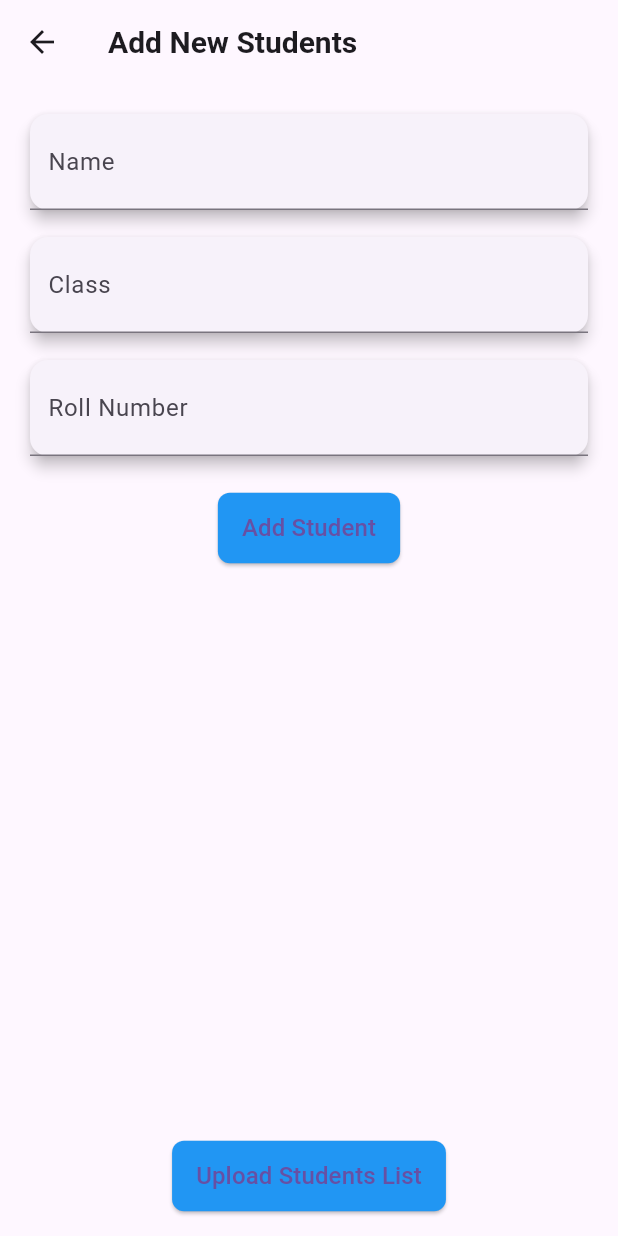
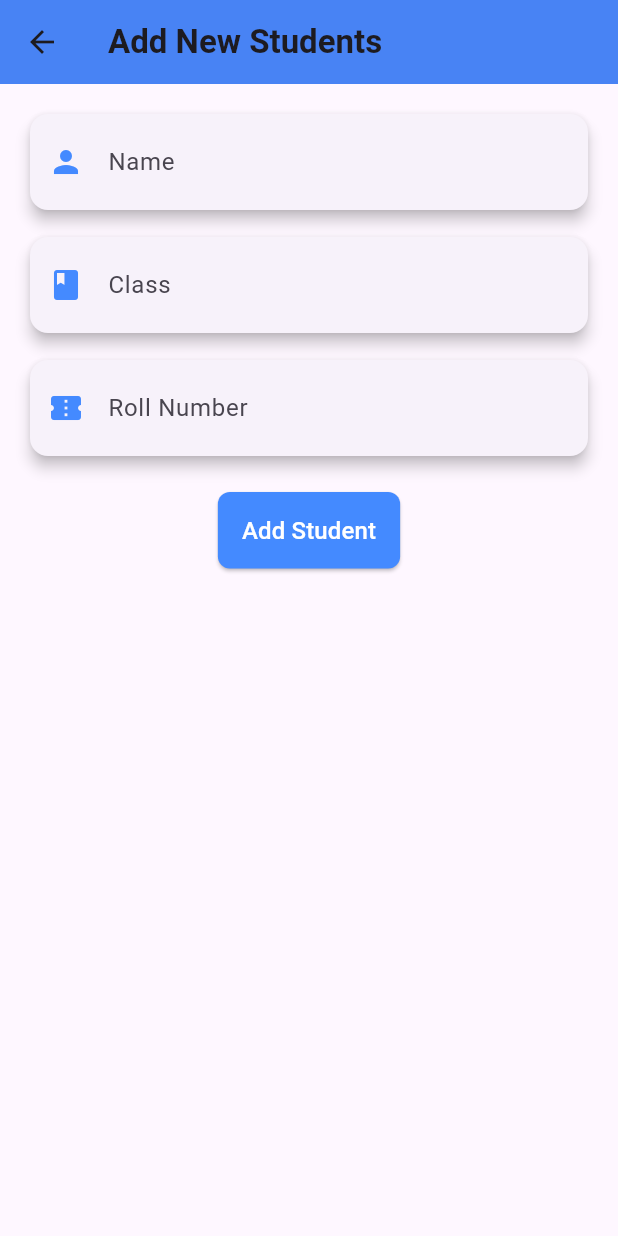
Before and after one commit to PrakharDoneria/FRONTEND---IEC-Attendance, a Flutter app: the screen it shows after launch, after a tap on "Add New Student", on a phone screen of 412 x 824 dp. Run offline on Flutter 3.47's test engine with Material 3 defaults, Android fonts, the phone set to English and light mode, and no system bars; our stand-ins replace share, shared_preferences.

```diff
--- a/lib/feed.dart
+++ b/lib/feed.dart
@@ -9,18 +9,27 @@ class FeedPage extends StatelessWidget {
   Widget build(BuildContext context) {
     return Scaffold(
       appBar: AppBar(
-        title: Text("Attendance App", style: TextStyle(fontSize: 20, fontWeight: FontWeight.bold)),
-        backgroundColor: Colors.blue, // Customize app bar color
+        title: Text(
+          "Attendance App",
+          style: TextStyle(fontSize: 22, fontWeight: FontWeight.w600, letterSpacing: 1.2),
+        ),
+        centerTitle: true,
+        backgroundColor: Colors.blueAccent,
+        elevation: 8.0,
+        shadowColor: Colors.black45,
       ),
       body: Padding(
-        padding: EdgeInsets.all(16.0), // Add padding for better spacing
-        child: ListView(
+        padding: EdgeInsets.symmetric(horizontal: 16.0, vertical: 20.0),
+        child: GridView.count(
+          crossAxisCount: 2, // Creates a grid with 2 columns
+          crossAxisSpacing: 16.0,
+          mainAxisSpacing: 16.0,
           children: [
-            Card(
-              elevation: 4,
-              child: ListTile(
-                leading: Icon(Icons.add, size: 28, color: Colors.blue),
-                title: Text('Add New Student', style: TextStyle(fontSize: 18)),
+            _buildDashboardCard(
+              context,
+              icon: Icons.add,
+              color: Colors.blue,
+              title: 'Add New Student',
               onTap: () {
                 Navigator.push(
                   context,
@@ -28,12 +37,11 @@ class FeedPage extends StatelessWidget {
                 );
               },
             ),
-            ),
-            Card(
-              elevation: 4,
-              child: ListTile(
-                leading: Icon(Icons.check_circle, size: 28, color: Colors.green),
-                title: Text('Take Attendance', style: TextStyle(fontSize: 18)),
+            _buildDashboardCard(
+              context,
+              icon: Icons.check_circle,
+              color: Colors.green,
+              title: 'Take Attendance',
               onTap: () {
                 Navigator.push(
                   context,
@@ -41,12 +49,11 @@ class FeedPage extends StatelessWidget {
                 );
               },
             ),
-            ),
-            Card(
-              elevation: 4,
-              child: ListTile(
-                leading: Icon(Icons.history, size: 28, color: Colors.orange),
-                title: Text('Attendance History', style: TextStyle(fontSize: 18)),
+            _buildDashboardCard(
+              context,
+              icon: Icons.history,
+              color: Colors.orange,
+              title: 'Attendance History',
               onTap: () async {
                 final prefs = await SharedPreferences.getInstance();
                 List<String>? history = prefs.getStringList('attendance_history') ?? [];
@@ -58,6 +65,45 @@ class FeedPage extends StatelessWidget {
                 );
               },
             ),
+          ],
+        ),
+      ),
+    );
+  }
+
+  Widget _buildDashboardCard(BuildContext context,
+      {required IconData icon, required Color color, required String title, required VoidCallback onTap}) {
+    return GestureDetector(
+      onTap: onTap,
+      child: Container(
+        decoration: BoxDecoration(
+          borderRadius: BorderRadius.circular(16.0),
+          gradient: LinearGradient(
+            colors: [color.withOpacity(0.7), color],
+            begin: Alignment.topLeft,
+            end: Alignment.bottomRight,
+          ),
+          boxShadow: [
+            BoxShadow(
+              color: Colors.black12,
+              offset: Offset(4, 4),
+              blurRadius: 10.0,
+            ),
+          ],
+        ),
+        child: Column(
+          mainAxisAlignment: MainAxisAlignment.center,
+          children: [
+            Icon(icon, size: 50, color: Colors.white),
+            SizedBox(height: 10),
+            Text(
+              title,
+              style: TextStyle(
+                fontSize: 18,
+                fontWeight: FontWeight.w600,
+                color: Colors.white,
+              ),
+              textAlign: TextAlign.center,
             ),
           ],
         ),
--- a/lib/new.dart
+++ b/lib/new.dart
@@ -40,10 +40,8 @@ class _NewStudentPageState extends State<NewStudentPage> {
           });
         });
 
-        // Clear the text fields after adding
         nameController.clear();
-        classController.clear();
-        rollNumberController.clear();
+        rollNumberController.clear(); // Keep class input value
 
         ScaffoldMessenger.of(context).showSnackBar(SnackBar(
           content: Text('Student added successfully!'),
@@ -64,69 +62,28 @@ class _NewStudentPageState extends State<NewStudentPage> {
     }
   }
 
-  void uploadStudentList() {
-    ScaffoldMessenger.of(context).showSnackBar(SnackBar(
-      content: Text('Upload student list functionality to be implemented.'),
-    ));
-  }
-
   @override
   Widget build(BuildContext context) {
     return Scaffold(
       appBar: AppBar(
-        title: Text('Add New Students', style: TextStyle(fontSize: 20, fontWeight: FontWeight.bold)),
+        title: Text(
+          'Add New Students',
+          style: TextStyle(fontSize: 22, fontWeight: FontWeight.bold),
+        ),
+        backgroundColor: Colors.blueAccent,
+        elevation: 8.0,
       ),
       body: Padding(
         padding: const EdgeInsets.all(16.0),
         child: Column(
           children: [
-            Card(
-              elevation: 4,
-              child: TextField(
-                controller: nameController,
-                decoration: InputDecoration(
-                  labelText: 'Name',
-                  contentPadding: EdgeInsets.all(12.0),
-                ),
-              ),
-            ),
+            _buildInputField(nameController, 'Name', Icons.person),
             SizedBox(height: 10),
-            Card(
-              elevation: 4,
-              child: TextField(
-                controller: classController,
-                decoration: InputDecoration(
-                  labelText: 'Class',
-                  contentPadding: EdgeInsets.all(12.0),
-                ),
-              ),
-            ),
+            _buildInputField(classController, 'Class', Icons.class_),
             SizedBox(height: 10),
-            Card(
-              elevation: 4,
-              child: TextField(
-                controller: rollNumberController,
-                decoration: InputDecoration(
-                  labelText: 'Roll Number',
-                  contentPadding: EdgeInsets.all(12.0),
-                ),
-              ),
-            ),
+            _buildInputField(rollNumberController, 'Roll Number', Icons.confirmation_number),
             SizedBox(height: 20),
-            ElevatedButton(
-              style: ElevatedButton.styleFrom(
-                backgroundColor: Colors.blue,
-                padding: EdgeInsets.symmetric(horizontal: 16.0, vertical: 12.0),
-                shape: RoundedRectangleBorder(
-                  borderRadius: BorderRadius.circular(8.0),
-                ),
-              ),
-              onPressed: addStudent,
-              child: Text(
-                'Add Student',
-                style: TextStyle(fontSize: 16),
-              ),
-            ),
+            _buildActionButton('Add Student', addStudent, Colors.blueAccent),
             SizedBox(height: 20),
             Expanded(
               child: ListView.builder(
@@ -135,27 +92,19 @@ class _NewStudentPageState extends State<NewStudentPage> {
                   final student = students[index];
                   return Card(
                     elevation: 2,
+                    shape: RoundedRectangleBorder(
+                      borderRadius: BorderRadius.circular(8.0),
+                    ),
                     child: ListTile(
-                      title: Text('${student['name']} (${student['roll_number']})'),
+                      leading: Icon(Icons.person, color: Colors.blueAccent),
+                      title: Text(
+                        '${student['name']} (${student['roll_number']})',
+                        style: TextStyle(fontWeight: FontWeight.w500),
+                      ),
                       subtitle: Text('Class: ${student['class']}'),
                     ),
                   );
                 },
-              ),
-            ),
-            SizedBox(height: 20),
-            ElevatedButton(
-              style: ElevatedButton.styleFrom(
-                backgroundColor: Colors.blue,
-                padding: EdgeInsets.symmetric(horizontal: 16.0, vertical: 12.0),
-                shape: RoundedRectangleBorder(
-                  borderRadius: BorderRadius.circular(8.0),
-                ),
-              ),
-              onPressed: uploadStudentList,
-              child: Text(
-                'Upload Students List',
-                style: TextStyle(fontSize: 16),
               ),
             ),
           ],
@@ -163,4 +112,39 @@ class _NewStudentPageState extends State<NewStudentPage> {
       ),
     );
   }
+
+  Widget _buildInputField(TextEditingController controller, String label, IconData icon) {
+    return Card(
+      elevation: 4,
+      shape: RoundedRectangleBorder(
+        borderRadius: BorderRadius.circular(12.0),
+      ),
+      child: TextField(
+        controller: controller,
+        decoration: InputDecoration(
+          prefixIcon: Icon(icon, color: Colors.blueAccent),
+          labelText: label,
+          contentPadding: EdgeInsets.all(12.0),
+          border: InputBorder.none,
+        ),
+      ),
+    );
+  }
+
+  Widget _buildActionButton(String label, VoidCallback onPressed, Color color) {
+    return ElevatedButton(
+      style: ElevatedButton.styleFrom(
+        backgroundColor: color,
+        padding: EdgeInsets.symmetric(horizontal: 16.0, vertical: 14.0),
+        shape: RoundedRectangleBorder(
+          borderRadius: BorderRadius.circular(8.0),
+        ),
+      ),
+      onPressed: onPressed,
+      child: Text(
+        label,
+        style: TextStyle(fontSize: 16, color: Colors.white),
+      ),
+    );
+  }
 }
```
Also changed, not shown: 6 other files. Lines whose indentation alone changed are shown as unchanged.
